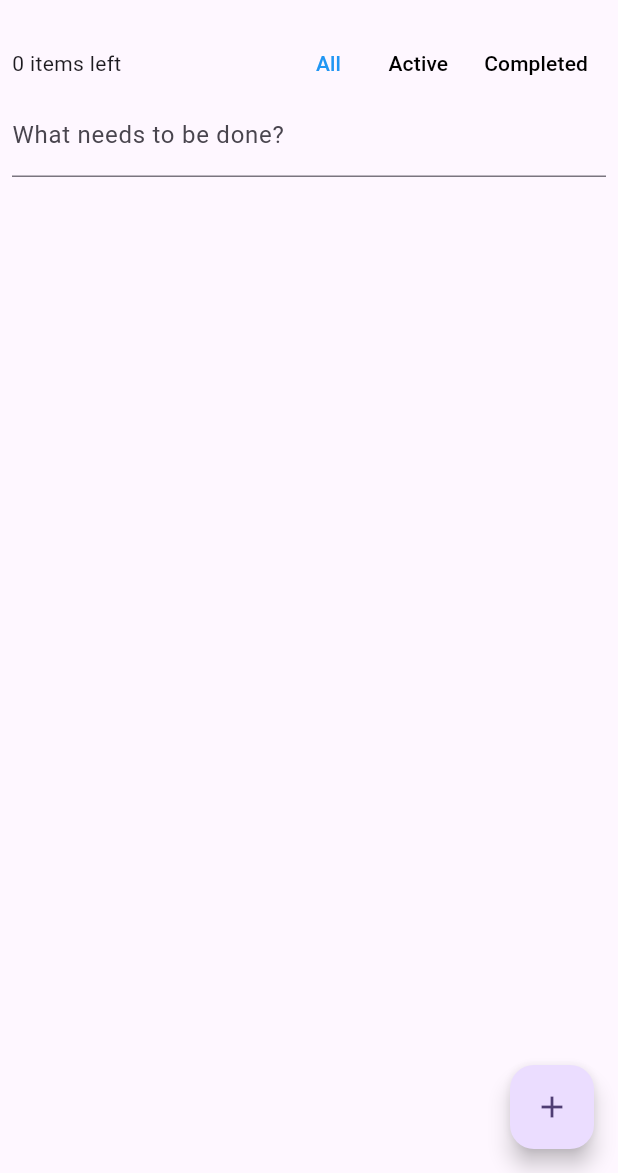
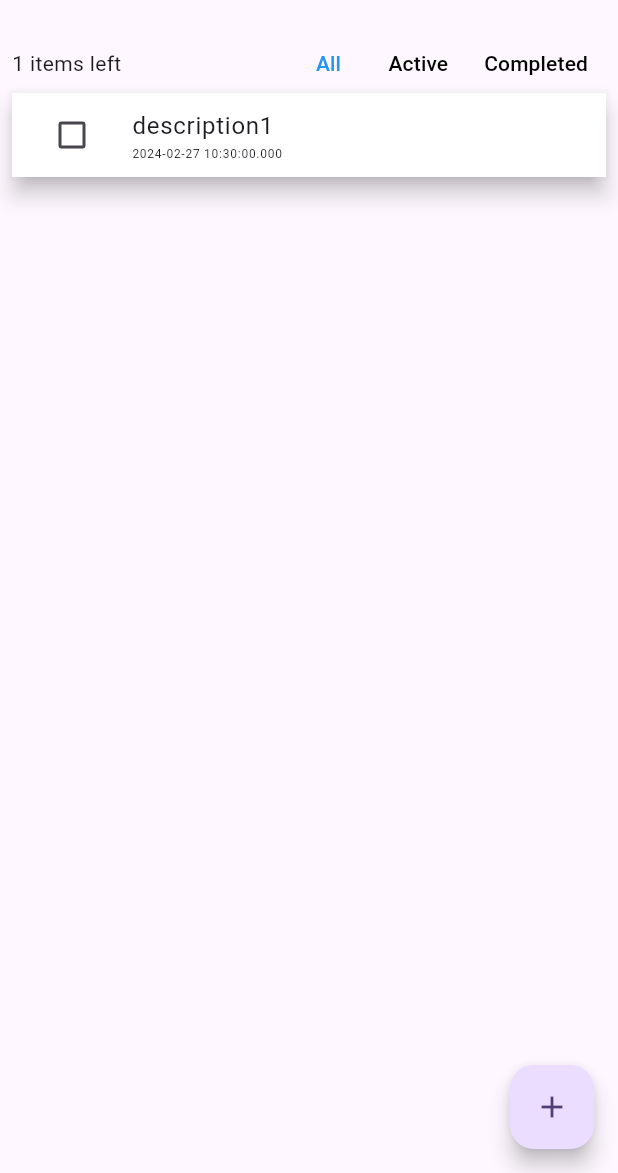
Before and after one commit to RabinPhaiju/flutter_riverpod_learn, a Flutter app: the TodoStateNotifierWidget screen opened directly, after a tap on "All", on a phone screen of 412 x 824 dp, the part 63-1236 px from its top. Run offline on Flutter 3.47's test engine with Material 3 defaults, Android fonts, the phone set to English and light mode, and no system bars; our stand-ins replace dio, flutter_hooks, flutter_riverpod, hooks_riverpod, riverpod.

Commit message:
update: provider.overrideWithValue().

```diff
--- a/lib/main.dart
+++ b/lib/main.dart
@@ -2,7 +2,7 @@
 import 'package:flutter_riverpod/flutter_riverpod.dart';
 import 'package:flutter_riverpod_learn/screens/homepage.dart';
 
-void main() {
+void main(){
   runApp(const ProviderScope(child: MyApp()));
 }
 
--- a/lib/provider/todo_provider.dart
+++ b/lib/provider/todo_provider.dart
@@ -37,7 +37,11 @@
 
 class TodoModelNotifier extends AutoDisposeNotifier<List<TodoModel>> {
   @override
-  List<TodoModel> build() => [];
+  List<TodoModel> build(){
+    return [
+      TodoModel('title1', 'description1', false, DateTime.now(), 1)
+    ]; // call local db or network.
+  }
 
   void add(TodoModel todo) {
     state = [todo,...state];
@@ -56,7 +60,7 @@
   }
 
   void clear() {
-    state = [];
+    state.clear();
   }
 }
 
@@ -64,13 +68,9 @@
 // here as a `List<TodoModel>` is a complex object, with advanced business logic like how to edit a todo.
 final todoProvider = NotifierProvider.autoDispose<TodoModelNotifier, List<TodoModel>>(TodoModelNotifier.new);
 
-/// This ensures that when we add/remove/edit todos, only what the
-/// impacted widgets rebuilds, instead of the entire list of items.
-final currentTodo = Provider<TodoModel>((ref) => throw UnimplementedError());
-
 enum TodoListFilter { all, active, completed, }
 /// here is no fancy logic behind manipulating the value since it's just enum.
-final todoListFilter = StateProvider.autoDispose((_) => TodoListFilter.all);
+final todoListFilter = StateProvider.autoDispose((_) => TodoListFilter.all); // default value is all.
 
 /// By using [Provider], this value is cached, making it performant.Even multiple widgets try to read the number of uncompleted todos,
 /// the value will be computed only once (until the todo-list changes).
--- a/lib/screens/todo_provider.dart
+++ b/lib/screens/todo_provider.dart
@@ -8,6 +8,11 @@
 import '../provider/todo_provider.dart';
 import '../widgets/todo_item.dart';
 import '../widgets/todo_toolbar.dart';
+
+/// This ensures that when we add/remove/edit todos, only what the
+/// impacted widgets rebuilds, instead of the entire list of items.
+final currentTodo = Provider<TodoModel>((ref) => throw UnimplementedError());
+
 
 class TodoStateNotifierWidget extends HookConsumerWidget {
   const TodoStateNotifierWidget({super.key});
@@ -53,6 +58,7 @@
                           onDismissed: (_) {
                             ref.read(todoProvider.notifier).remove(todo.id);
                           },
+                          // child: TodoItem(todo),
                           child: ProviderScope(
                             overrides: [ currentTodo.overrideWithValue(todo), ],
                             child: const TodoItem(),
--- a/lib/widgets/todo_item.dart
+++ b/lib/widgets/todo_item.dart
@@ -3,9 +3,11 @@
 import 'package:flutter_hooks/flutter_hooks.dart';
 
 import '../provider/todo_provider.dart';
+import '../screens/todo_provider.dart';
 
 class TodoItem extends HookConsumerWidget {
-  const TodoItem({super.key});
+  // final TodoModel todo;
+  const TodoItem( {super.key});
 
   @override
   Widget build(BuildContext context, WidgetRef ref) {
@@ -45,7 +47,13 @@
             focusNode: textFieldFocusNode,
             controller: textEditingController,
           )
-              : Text(todo.description),
+              : Column(
+                crossAxisAlignment: CrossAxisAlignment.start,
+                children: [
+                  Text(todo.description),
+                  Text(todo.dateTime.toString(), style: const TextStyle(fontSize: 8),),
+                ],
+              ),
         ),
       ),
     );
--- a/lib/widgets/todo_toolbar.dart
+++ b/lib/widgets/todo_toolbar.dart
@@ -24,44 +24,28 @@
               overflow: TextOverflow.ellipsis,
             ),
           ),
-          Tooltip(
-            message: 'All todos',
-            child: TextButton(
-              onPressed: () =>
-              ref.read(todoListFilter.notifier).state = TodoListFilter.all,
+          TextButton(
+            onPressed: () => ref.read(todoListFilter.notifier).state = TodoListFilter.all,
             style: ButtonStyle(
               visualDensity: VisualDensity.compact,
-                foregroundColor:
-                MaterialStateProperty.all(textColorFor(TodoListFilter.all)),
-              ),
+              foregroundColor: MaterialStateProperty.all(textColorFor(TodoListFilter.all)),),
             child: const Text('All'),
           ),
-          ),
-          Tooltip(
-            message: 'Only uncompleted todos',
-            child: TextButton(
+          TextButton(
             onPressed: () => ref.read(todoListFilter.notifier).state = TodoListFilter.active,
             style: ButtonStyle(
               visualDensity: VisualDensity.compact,
-                foregroundColor: MaterialStateProperty.all(
-                  textColorFor(TodoListFilter.active),
-                ),
+              foregroundColor: MaterialStateProperty.all(textColorFor(TodoListFilter.active),),
             ),
             child: const Text('Active'),
           ),
-          ),
-          Tooltip(
-            message: 'Only completed todos',
-            child: TextButton(
+          TextButton(
             onPressed: () => ref.read(todoListFilter.notifier).state = TodoListFilter.completed,
             style: ButtonStyle(
               visualDensity: VisualDensity.compact,
-                foregroundColor: MaterialStateProperty.all(
-                  textColorFor(TodoListFilter.completed),
-                ),
+              foregroundColor: MaterialStateProperty.all(textColorFor(TodoListFilter.completed),),
             ),
             child: const Text('Completed'),
-            ),
           ),
         ],
       ),
```
Also changed, not shown: lib/screens/provider_page.dart (+21 -16 lines). Lines whose indentation alone changed are shown as unchanged.
